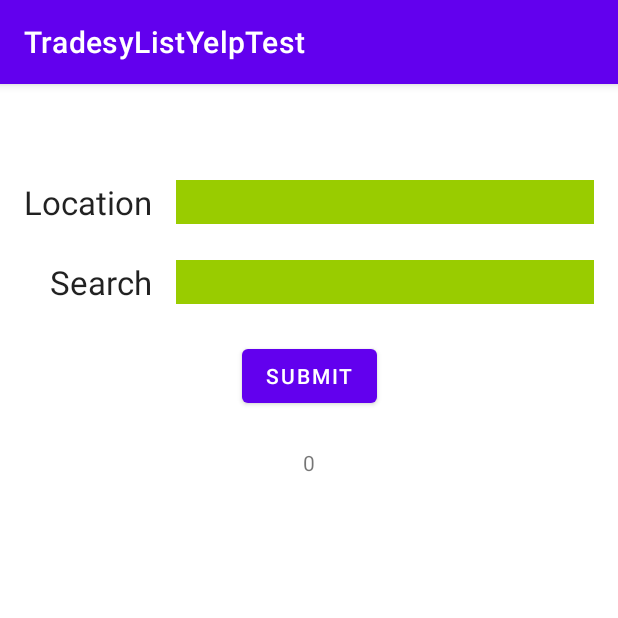
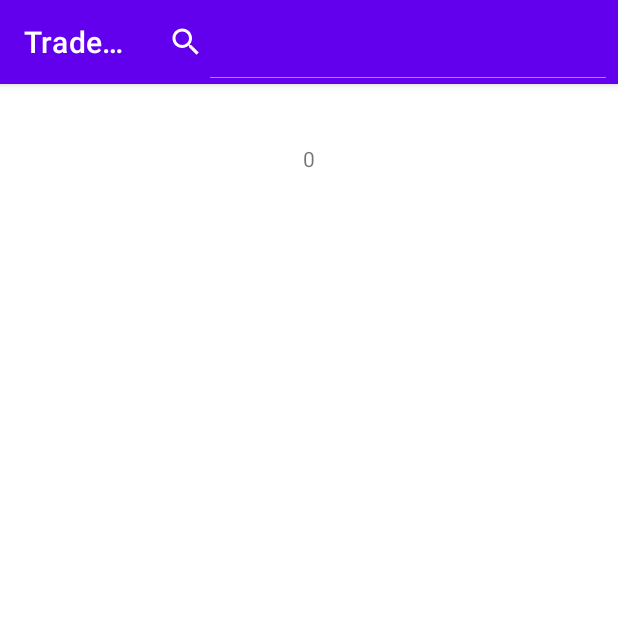
Before and after one commit to mgleez/TradesyListYelpTest, an Android app: the screen it shows after launch (YelpActivity), on a phone screen of 412 x 824 dp, the top half of it. Run offline under Robolectric (Android 15) with nearby library versions, the phone set to English and light mode, and no system bars; our stand-ins replace Dagger/Hilt's generated code, Room's generated code.

Commit message:
20210224.5 (MPM) Added searchView

```diff
--- a/app/src/main/AndroidManifest.xml
+++ b/app/src/main/AndroidManifest.xml
@@ -1,9 +1,8 @@
 <?xml version="1.0" encoding="utf-8"?>
 <manifest xmlns:android="http://schemas.android.com/apk/res/android"
-    package="com.mgleez.tradesylistyelptest"
-    >
+    package="com.mgleez.tradesylistyelptest">
 
-    <uses-permission android:name="android.permission.INTERNET"/>
+    <uses-permission android:name="android.permission.INTERNET" />
 
     <application
         android:name=".YelpApp"
@@ -12,14 +11,17 @@
         android:label="@string/app_name"
         android:roundIcon="@mipmap/ic_launcher_round"
         android:supportsRtl="true"
-        android:theme="@style/Theme.TradesyListYelpTest"
-        >
-        <activity android:name=".ui.YelpActivity">
+        android:theme="@style/Theme.TradesyListYelpTest">
+        <activity android:name=".ui.YelpActivity"
+            android:launchMode="singleTop"
+            >
             <intent-filter>
+                <action android:name="android.intent.action.SEARCH" />
                 <action android:name="android.intent.action.MAIN" />
-
                 <category android:name="android.intent.category.LAUNCHER" />
             </intent-filter>
+            <meta-data android:name="android.app.searchable"
+                android:resource="@xml/searchable"/>
         </activity>
     </application>
 
--- a/app/src/main/java/com/mgleez/tradesylistyelptest/repository/YelpRepository.kt
+++ b/app/src/main/java/com/mgleez/tradesylistyelptest/repository/YelpRepository.kt
@@ -2,7 +2,6 @@ package com.mgleez.tradesylistyelptest.repository
 
 import com.mgleez.tradesylistyelptest.getCurrentLatitude
 import com.mgleez.tradesylistyelptest.getCurrentLongitude
-import com.mgleez.tradesylistyelptest.getCurrentSearchTerm
 import com.mgleez.tradesylistyelptest.getYelpApiKey
 import com.mgleez.tradesylistyelptest.models.YelpBusiness
 import com.mgleez.tradesylistyelptest.models.YelpSearch
@@ -34,14 +33,14 @@ constructor(
    * and as viewModel intents it will emit loading and emit error or success.
    * Used in: YelpSearchViewModel's setYelpViewModelIntent()
    */
-  suspend fun getYelpSearchIntentFlow(): Flow<ViewModelIntent<YelpSearch>> = retrofitRoomMviFlow(
+  suspend fun getYelpSearchIntentFlow(term: String): Flow<ViewModelIntent<YelpSearch>> = retrofitRoomMviFlow(
     requestDataAndInsertResponseIntoRepository = {
       insertYelpBusinessIntoRepository(
         yelpRetrofit.getBusinessList(
           getYelpApiKey(),
           getCurrentLatitude(),
           getCurrentLongitude(),
-          getCurrentSearchTerm()
+          term
         )
       )
     },
--- a/app/src/main/java/com/mgleez/tradesylistyelptest/ui/YelpActivity.kt
+++ b/app/src/main/java/com/mgleez/tradesylistyelptest/ui/YelpActivity.kt
@@ -1,9 +1,13 @@
 package com.mgleez.tradesylistyelptest.ui
 
+import android.app.SearchManager
+import android.content.Context
+import android.content.Intent
 import android.os.Bundle
+import android.view.Menu
+import android.widget.SearchView
 import androidx.activity.viewModels
 import androidx.appcompat.app.AppCompatActivity
-import androidx.lifecycle.Observer
 import com.mgleez.tradesylistyelptest.R
 import com.mgleez.tradesylistyelptest.models.YelpSearch
 import com.mgleez.tradesylistyelptest.utils.ViewModelIntent
@@ -30,8 +34,8 @@ import kotlinx.coroutines.ExperimentalCoroutinesApi
  * Created by Mike Margulies 20210224
  */
 @AndroidEntryPoint
+@ExperimentalCoroutinesApi // Experimental launchIn() is used in viewModel.setYelpSearchViewModelIntent()
 class YelpActivity : AppCompatActivity() {
-
   private val viewModel: YelpSearchViewModel by viewModels()
 
   /**
@@ -41,7 +45,6 @@ class YelpActivity : AppCompatActivity() {
    * - toasting any error message
    * Request businesses can be done from the YelpSearchViewModel with YelpSearchIntent.GetYelpEvent.
    */
-  @ExperimentalCoroutinesApi // Experimental launchIn() is used in viewModel.setYelpSearchViewModelIntent()
   override fun onCreate(savedInstanceState: Bundle?) {
     super.onCreate(savedInstanceState)
     setContentView(R.layout.activity_main)
@@ -56,5 +59,35 @@ class YelpActivity : AppCompatActivity() {
         }
       }
     })
+    intent.onSearchActionIntent()
   }
+
+  override fun onNewIntent(intent: Intent?) {
+    super.onNewIntent(intent)
+    setIntent(intent)
+    intent.onSearchActionIntent()
+  }
+
+  override fun onCreateOptionsMenu(menu: Menu): Boolean {
+    // Inflate the options menu from XML
+    menuInflater.inflate(R.menu.options_menu, menu)
+
+    // Get the SearchView and set the searchable configuration
+    (menu.findItem(R.id.menu_search).actionView as SearchView).apply {
+      // Enable assisted search. Get a reference to the SearchableInfo.
+      // Assumes current activity (componentName) is the searchable activity
+      setSearchableInfo((getSystemService(Context.SEARCH_SERVICE) as SearchManager).getSearchableInfo(componentName))
+      isIconifiedByDefault = false // Do not iconify the widget; expand it by default
+    }
+    return true
+  }
+
+  private fun Intent?.onSearchActionIntent() {
+    if (this?.action == Intent.ACTION_SEARCH) {
+      getStringExtra(SearchManager.QUERY)?.also { query ->
+        viewModel.setYelpSearchViewModelIntent(YelpSearchIntent.GetYelpSearchEvent, query)
+      }
+    }
+  }
+
 }
--- a/app/src/main/java/com/mgleez/tradesylistyelptest/ui/YelpSearchFragment.kt
+++ b/app/src/main/java/com/mgleez/tradesylistyelptest/ui/YelpSearchFragment.kt
@@ -27,17 +27,6 @@ class YelpSearchFragment : Fragment() {
         savedInstanceState: Bundle?
     ): View? = inflater.inflate(R.layout.fragment_yelp_search, container, false)
 
-    @ExperimentalCoroutinesApi
-    override fun onViewCreated(view: View, savedInstanceState: Bundle?) {
-        super.onViewCreated(view, savedInstanceState)
-        // viewInteractionInit: setOnClickListener
-        submit.setOnClickListener {
-            // TODO move to fragment's submit
-            viewModel.setYelpSearchViewModelIntent(YelpSearchIntent.GetYelpSearchEvent)
-            // NavHostFragment.findNavController(this).navigate(R.id.businessListFragment)
-        }
-    }
-
     override fun onActivityCreated(savedInstanceState: Bundle?) {
         super.onActivityCreated(savedInstanceState)
         viewModel.yelpSearchViewModelIntent.observe(viewLifecycleOwner, {
--- a/app/src/main/java/com/mgleez/tradesylistyelptest/ui/YelpSearchViewModel.kt
+++ b/app/src/main/java/com/mgleez/tradesylistyelptest/ui/YelpSearchViewModel.kt
@@ -42,11 +42,11 @@ constructor(
      * Set viewModelIntent. Interpret and handle event
      */
     @ExperimentalCoroutinesApi // Experimental launchIn()
-    fun setYelpSearchViewModelIntent(viewModelIntent: YelpSearchIntent) {
+    fun setYelpSearchViewModelIntent(viewModelIntent: YelpSearchIntent, term: String) {
         viewModelScope.launch {
             when (viewModelIntent) {
                 is YelpSearchIntent.GetYelpSearchEvent -> {
-                    repository.getYelpSearchIntentFlow()
+                    repository.getYelpSearchIntentFlow(term)
                         .onEach { it: ViewModelIntent<YelpSearch> ->
                             _viewModelIntent.value = it
                         }
--- /dev/null
+++ b/app/src/main/res/drawable/ic_baseline_search_24.xml
@@ -0,0 +1,10 @@
+<vector xmlns:android="http://schemas.android.com/apk/res/android"
+    android:width="24dp"
+    android:height="24dp"
+    android:tint="#FFFFFF"
+    android:viewportWidth="24"
+    android:viewportHeight="24">
+    <path
+        android:fillColor="@android:color/white"
+        android:pathData="M15.5,14h-0.79l-0.28,-0.27C15.41,12.59 16,11.11 16,9.5 16,5.91 13.09,3 9.5,3S3,5.91 3,9.5 5.91,16 9.5,16c1.61,0 3.09,-0.59 4.23,-1.57l0.27,0.28v0.79l5,4.99L20.49,19l-4.99,-5zM9.5,14C7.01,14 5,11.99 5,9.5S7.01,5 9.5,5 14,7.01 14,9.5 11.99,14 9.5,14z" />
+</vector>
--- a/app/src/main/res/layout/fragment_yelp_search.xml
+++ b/app/src/main/res/layout/fragment_yelp_search.xml
@@ -7,81 +7,14 @@
     >
 
     <TextView
-        android:id="@+id/locationLabel"
+        android:id="@+id/count"
         android:layout_width="wrap_content"
         android:layout_height="wrap_content"
-        android:layout_marginStart="@dimen/margin_medium"
-        android:layout_marginTop="@dimen/margin_large_xx"
-        android:text="@string/location"
-        android:textAppearance="@style/TextAppearance.AppCompat.Large"
-        app:layout_constraintEnd_toEndOf="@+id/searchLabel"
-        app:layout_constraintHorizontal_bias="1.0"
+        android:layout_marginTop="@dimen/margin_large"
+        android:text="0"
+        app:layout_constraintEnd_toEndOf="parent"
         app:layout_constraintStart_toStartOf="parent"
         app:layout_constraintTop_toTopOf="parent"
         />
 
-    <EditText
-        android:id="@+id/location"
-        android:layout_width="0dp"
-        android:layout_height="0dp"
-        android:layout_marginStart="@dimen/margin_medium"
-        android:layout_marginEnd="@dimen/margin_medium"
-        android:background="@android:color/holo_green_light"
-        app:layout_constraintBottom_toBottomOf="@id/locationLabel"
-        app:layout_constraintEnd_toEndOf="parent"
-        app:layout_constraintStart_toEndOf="@id/locationLabel"
-        app:layout_constraintTop_toTopOf="@id/locationLabel"
-        android:inputType="text"
-        />
-
-    <TextView
-        android:id="@+id/searchLabel"
-        android:layout_width="wrap_content"
-        android:layout_height="wrap_content"
-        android:layout_marginStart="@dimen/margin_medium"
-        android:layout_marginTop="@dimen/margin_large"
-        android:text="@string/search"
-        android:textAppearance="@style/TextAppearance.AppCompat.Large"
-        app:layout_constraintEnd_toEndOf="@id/locationLabel"
-        app:layout_constraintHorizontal_bias="1.0"
-        app:layout_constraintStart_toStartOf="parent"
-        app:layout_constraintTop_toBottomOf="@+id/locationLabel"
-        />
-
-    <EditText
-        android:id="@+id/search"
-        android:layout_width="0dp"
-        android:layout_height="0dp"
-        android:layout_marginStart="@dimen/margin_medium"
-        android:layout_marginEnd="@dimen/margin_medium"
-        android:background="@android:color/holo_green_light"
-        app:layout_constraintBottom_toBottomOf="@id/searchLabel"
-        app:layout_constraintEnd_toEndOf="parent"
-        app:layout_constraintStart_toEndOf="@id/searchLabel"
-        app:layout_constraintTop_toTopOf="@id/searchLabel"
-        android:inputType="text"
-        />
-
-    <Button
-        android:id="@+id/submit"
-        android:layout_width="wrap_content"
-        android:layout_height="wrap_content"
-        app:layout_constraintEnd_toEndOf="parent"
-        app:layout_constraintStart_toStartOf="parent"
-        app:layout_constraintTop_toBottomOf="@id/search"
-        android:layout_marginTop="@dimen/margin_large"
-        android:text="@string/submit"
-        />
-
-    <TextView
-        android:id="@+id/count"
-        android:layout_width="wrap_content"
-        android:layout_height="wrap_content"
-        app:layout_constraintEnd_toEndOf="parent"
-        app:layout_constraintStart_toStartOf="parent"
-        app:layout_constraintTop_toBottomOf="@id/submit"
-        android:layout_marginTop="@dimen/margin_large"
-        android:text="0"
-        />
-
 </androidx.constraintlayout.widget.ConstraintLayout>
--- /dev/null
+++ b/app/src/main/res/menu/options_menu.xml
@@ -0,0 +1,15 @@
+<?xml version="1.0" encoding="utf-8"?>
+
+<menu
+    xmlns:app="http://schemas.android.com/apk/res-auto"
+    xmlns:android="http://schemas.android.com/apk/res/android">
+
+    <!--Search view widget as item in menu-->
+    <item
+        android:id="@+id/menu_search"
+        android:title="@string/search"
+        android:icon="@drawable/ic_baseline_search_24"
+        app:actionViewClass="android.widget.SearchView"
+        app:showAsAction="ifRoom|withText"
+        />
+</menu>
--- a/app/src/main/res/values/strings.xml
+++ b/app/src/main/res/values/strings.xml
@@ -3,4 +3,5 @@
     <string name="location">Location</string>
     <string name="search">Search</string>
     <string name="submit">Submit</string>
+    <string name="search_hint">Search Yelp</string>
 </resources>
--- /dev/null
+++ b/app/src/main/res/xml/searchable.xml
@@ -0,0 +1,6 @@
+<?xml version="1.0" encoding="utf-8"?>
+<searchable xmlns:android="http://schemas.android.com/apk/res/android"
+    android:hint="@string/search_hint"
+    android:label="@string/app_name"
+    android:voiceSearchMode="showVoiceSearchButton|launchRecognizer"
+    />
```
Also changed, not shown: 1 other file.
